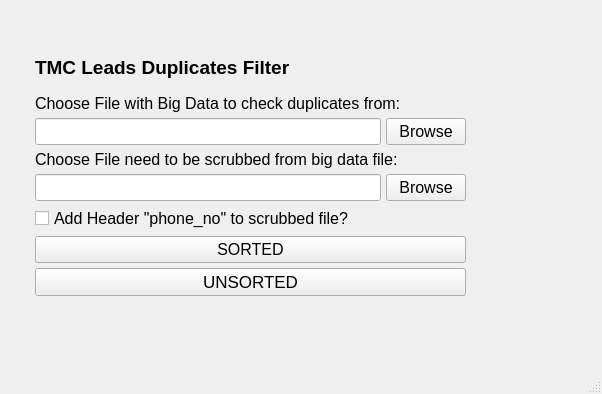
Before: the Qt Designer form ui/main.ui in muqeetmughal/Filter-Phone-Numbers-PyQt5-Numpy-Desktop-App, drawn with Qt 5.
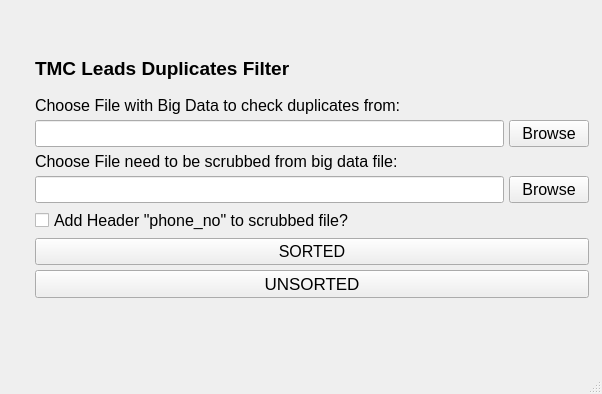
After: the same form once the commit is applied.

Commit message: file not saving on unchecked header is fixed

Patch:
```diff
--- a/ui/main.ui
+++ b/ui/main.ui
@@ -16,6 +16,12 @@
   <property name="windowTitle">
    <string>Leads Management TMC</string>
   </property>
+  <property name="iconSize">
+   <size>
+    <width>16</width>
+    <height>16</height>
+   </size>
+  </property>
   <widget class="QWidget" name="centralwidget">
    <property name="font">
     <font>
@@ -27,8 +33,8 @@
      <rect>
       <x>30</x>
       <y>40</y>
-      <width>441</width>
-      <height>261</height>
+      <width>564</width>
+      <height>263</height>
      </rect>
     </property>
     <layout class="QVBoxLayout" name="verticalLayout">
@@ -184,6 +190,12 @@
          <property name="text">
           <string>Add Header &quot;phone_no&quot; to scrubbed file?</string>
          </property>
+         <property name="iconSize">
+          <size>
+           <width>20</width>
+           <height>20</height>
+          </size>
+         </property>
         </widget>
        </item>
       </layout>
```
The commit also changes 1 other file.
